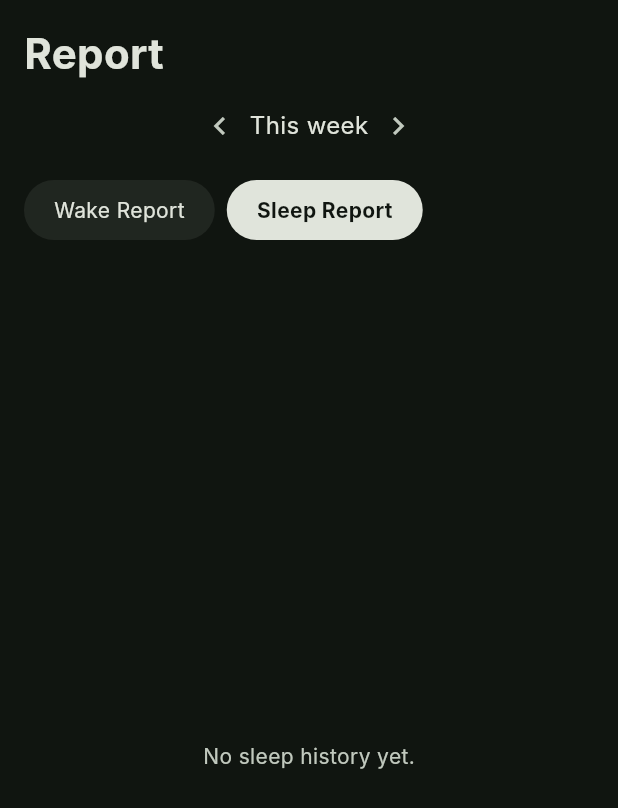
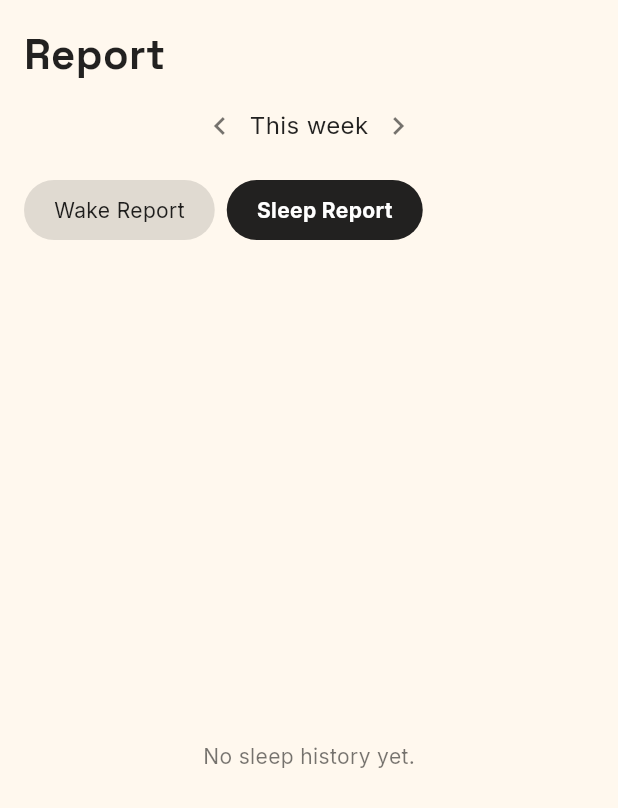
Before and after one commit to Yash-Nimkar0/chessAlarm, a Flutter app: the ReportScreen screen opened directly, after a tap on "Sleep Report", on a phone screen of 412 x 824 dp. Shown: the top 808 px of the screen. Run offline on Flutter 3.47's test engine with Material 3 defaults, Android fonts, the phone set to English and light mode, and no system bars; our stand-ins replace audioplayers, csv, fl_chart, flutter_local_notifications, geolocator, google_fonts and 6 more; missing offline and left inert: alarm, bishop, flutter_foreground_task, haptic_feedback, mobile_scanner, noise_meter and 3 more; accounts and stored records are empty; network calls fail.

Commit message:
Phase 3: The Living Sky redesign - Design tokens, typography, animated gradients, fl_chart, and transition

```diff
--- a/lib/screens/home_screen.dart
+++ b/lib/screens/home_screen.dart
@@ -8,6 +8,7 @@ import 'package:permission_handler/permission_handler.dart';
 import '../models/mission_settings.dart';
 import 'edit_alarm_screen.dart';
 import 'quick_alarm_screen.dart';
+import '../theme/design_tokens.dart';
 
 import '../widgets/platform_theme.dart';
 
@@ -274,7 +275,7 @@ class _HomeScreenState extends State<HomeScreen> with WidgetsBindingObserver {
                   padding: const EdgeInsets.symmetric(horizontal: 24, vertical: 10),
                   child: Text(
                     _timeUntilNextAlarm,
-                    style: TextStyle(
+                    style: AppTokens.display.copyWith(
                       color: colorScheme.onSurfaceVariant,
                       fontSize: 16,
                       fontWeight: FontWeight.w600,
@@ -327,7 +328,7 @@ class _HomeScreenState extends State<HomeScreen> with WidgetsBindingObserver {
                                     children: [
                                       Text(
                                         DateFormat('h:mm a').format(alarm.dateTime),
-                                        style: TextStyle(
+                                        style: AppTokens.display.copyWith(
                                           fontSize: 36,
                                           fontWeight: FontWeight.w900,
                                           color: locked ? colorScheme.onSurface.withValues(alpha: 0.5) : colorScheme.onSurface,
--- a/lib/screens/report_screen.dart
+++ b/lib/screens/report_screen.dart
@@ -1,9 +1,10 @@
 import 'package:flutter/material.dart';
-import '../widgets/platform_theme.dart';
 import '../widgets/audio_clip_tile.dart';
 import '../services/sleep_service.dart';
 import '../services/performance_insight_service.dart';
 import '../services/elo_service.dart';
+import '../theme/design_tokens.dart';
+import 'package:fl_chart/fl_chart.dart';
 
 class ReportScreen extends StatefulWidget {
   const ReportScreen({Key? key}) : super(key: key);
@@ -45,7 +46,8 @@ class _ReportScreenState extends State<ReportScreen> {
 
   @override
   Widget build(BuildContext context) {
-    return PlatformScaffold(
+    return Scaffold(
+      backgroundColor: AppTokens.daylightBg,
       body: SafeArea(
         child: Padding(
           padding: const EdgeInsets.symmetric(horizontal: 16.0),
@@ -53,16 +55,16 @@ class _ReportScreenState extends State<ReportScreen> {
             crossAxisAlignment: CrossAxisAlignment.start,
             children: [
               const SizedBox(height: 16),
-              Text('Report', style: TextStyle(fontSize: 28, fontWeight: FontWeight.bold, color: Theme.of(context).colorScheme.onSurface)),
+              Text('Report', style: AppTokens.display.copyWith(fontSize: 28, fontWeight: FontWeight.bold, color: Colors.black87)),
               const SizedBox(height: 16),
               Row(
                 mainAxisAlignment: MainAxisAlignment.center,
                 children: [
-                  Icon(Icons.chevron_left, color: Theme.of(context).colorScheme.onSurfaceVariant),
+                  Icon(Icons.chevron_left, color: Colors.black54),
                   const SizedBox(width: 8),
-                  Text('This week', style: TextStyle(color: Theme.of(context).colorScheme.onSurface, fontSize: 16)),
+                  Text('This week', style: AppTokens.body.copyWith(color: Colors.black87, fontSize: 16)),
                   const SizedBox(width: 8),
-                  Icon(Icons.chevron_right, color: Theme.of(context).colorScheme.onSurfaceVariant),
+                  Icon(Icons.chevron_right, color: Colors.black54),
                 ],
               ),
               const SizedBox(height: 24),
@@ -96,13 +98,13 @@ class _ReportScreenState extends State<ReportScreen> {
       child: Container(
         padding: const EdgeInsets.symmetric(horizontal: 20, vertical: 10),
         decoration: BoxDecoration(
-          color: isSelected ? Theme.of(context).colorScheme.onSurface : Theme.of(context).colorScheme.surfaceContainerHighest.withValues(alpha: 0.5),
+          color: isSelected ? Colors.black87 : Colors.black12,
           borderRadius: BorderRadius.circular(20),
         ),
         child: Text(
           text,
-          style: TextStyle(
-            color: isSelected ? Theme.of(context).colorScheme.surface : Theme.of(context).colorScheme.onSurface,
+          style: AppTokens.body.copyWith(
+            color: isSelected ? Colors.white : Colors.black87,
             fontWeight: isSelected ? FontWeight.bold : FontWeight.normal,
           ),
         ),
@@ -131,10 +133,10 @@ class _ReportScreenState extends State<ReportScreen> {
                     crossAxisAlignment: CrossAxisAlignment.baseline,
                     textBaseline: TextBaseline.alphabetic,
                     children: [
-                      Text('$totalPuzzles', style: TextStyle(color: Theme.of(context).colorScheme.onSurface, fontSize: 36, fontWeight: FontWeight.bold)),
+                      Text('$totalPuzzles', style: AppTokens.display.copyWith(color: Colors.black87, fontSize: 36, fontWeight: FontWeight.bold)),
                     ],
                   ),
-                  Text('Missions Beaten', style: TextStyle(color: Theme.of(context).colorScheme.onSurface.withValues(alpha: 0.7))),
+                  Text('Missions Beaten', style: AppTokens.body.copyWith(color: Colors.black54)),
                 ],
               ),
             ],
@@ -157,13 +159,21 @@ class _ReportScreenState extends State<ReportScreen> {
   }
 
   Widget _buildSleepReport() {
-
     if (_sleepHistory.isEmpty) {
-      return Center(child: Text('No sleep history yet.', style: TextStyle(color: Theme.of(context).colorScheme.onSurfaceVariant)));
+      return Center(child: Text('No sleep history yet.', style: AppTokens.body.copyWith(color: Colors.black54)));
     }
 
     final lastSession = _sleepHistory.last;
-    final durationHours = lastSession.duration.inMinutes / 60.0;
+
+    // Generate dummy fl_chart data based on sleep history if available
+    List<FlSpot> spots = [];
+    if (_sleepHistory.length >= 2) {
+      for (int i = 0; i < _sleepHistory.length; i++) {
+        spots.add(FlSpot(i.toDouble(), _sleepHistory[i].score.toDouble()));
+      }
+    } else {
+      spots = const [FlSpot(0, 60), FlSpot(1, 80), FlSpot(2, 75), FlSpot(3, 90), FlSpot(4, 85)];
+    }
 
     return SingleChildScrollView(
       child: Column(
@@ -173,13 +183,41 @@ class _ReportScreenState extends State<ReportScreen> {
             width: double.infinity,
             padding: const EdgeInsets.all(24),
             decoration: BoxDecoration(
-              gradient: const LinearGradient(colors: [Colors.indigo, Colors.deepPurple]),
+              gradient: LinearGradient(colors: [AppTokens.signal, AppTokens.signalDeep]),
               borderRadius: BorderRadius.circular(20),
+              boxShadow: [
+                BoxShadow(color: AppTokens.signal.withValues(alpha: 0.3), blurRadius: 10, offset: const Offset(0, 4)),
+              ],
             ),
             child: Column(
               crossAxisAlignment: CrossAxisAlignment.start,
               children: [
-                const Text('Your Night 💤', style: TextStyle(color: Colors.white70, fontSize: 16)),
+                Text('Sleep Consistency', style: AppTokens.body.copyWith(color: Colors.white70, fontSize: 16)),
+                const SizedBox(height: 16),
+                SizedBox(
+                  height: 120,
+                  child: LineChart(
+                    LineChartData(
+                      gridData: FlGridData(show: false),
+                      titlesData: FlTitlesData(show: false),
+                      borderData: FlBorderData(show: false),
+                      lineBarsData: [
+                        LineChartBarData(
+                          spots: spots,
+                          isCurved: true,
+                          color: Colors.white,
+                          barWidth: 4,
+                          isStrokeCapRound: true,
+                          dotData: FlDotData(show: false),
+                          belowBarData: BarAreaData(
+                            show: true,
+                            color: Colors.white.withValues(alpha: 0.2),
+                          ),
+                        ),
+                      ],
+                    ),
+                  ),
+                ),
                 const SizedBox(height: 16),
                 Row(
                   mainAxisAlignment: MainAxisAlignment.spaceBetween,
@@ -187,15 +225,8 @@ class _ReportScreenState extends State<ReportScreen> {
                     Column(
                       crossAxisAlignment: CrossAxisAlignment.start,
                       children: [
-                        Text('${durationHours.floor()}h ${(durationHours * 60 % 60).toInt()}m', style: const TextStyle(color: Colors.white, fontSize: 32, fontWeight: FontWeight.bold)),
-                        const Text('Sleep', style: TextStyle(color: Colors.white70)),
-                      ],
-                    ),
-                    Column(
-                      crossAxisAlignment: CrossAxisAlignment.start,
-                      children: [
-                        Text('${lastSession.score}', style: const TextStyle(color: Colors.greenAccent, fontSize: 32, fontWeight: FontWeight.bold)),
-                        const Text('Recovery', style: TextStyle(color: Colors.white70)),
+                        Text('${lastSession.score}', style: AppTokens.display.copyWith(color: Colors.white, fontSize: 32, fontWeight: FontWeight.bold)),
+                        Text('Last Night Score', style: AppTokens.body.copyWith(color: Colors.white70)),
                       ],
                     ),
                   ],
--- /dev/null
+++ b/lib/theme/design_tokens.dart
@@ -0,0 +1,28 @@
+import 'package:flutter/material.dart';
+import 'package:google_fonts/google_fonts.dart';
+
+class AppTokens {
+  // Colors
+  static const Color nightBg = Color(0xFF0F1229);
+  static const Color dawnStart = Color(0xFF2D1B4E);
+  static const Color dawnEnd = Color(0xFFFF8F5E);
+  static const Color daylightBg = Color(0xFFFFF8EE);
+
+  static const Color signal = Color(0xFFFFB84D);
+  static const Color signalDeep = Color(0xFF6A2B45);
+
+  // Typography
+  static TextStyle get display => GoogleFonts.spaceGrotesk();
+  static TextStyle get body => GoogleFonts.inter();
+
+  static TextTheme textTheme(TextTheme base) {
+    return GoogleFonts.interTextTheme(base).copyWith(
+      displayLarge: GoogleFonts.spaceGrotesk(textStyle: base.displayLarge),
+      displayMedium: GoogleFonts.spaceGrotesk(textStyle: base.displayMedium),
+      displaySmall: GoogleFonts.spaceGrotesk(textStyle: base.displaySmall),
+      headlineLarge: GoogleFonts.spaceGrotesk(textStyle: base.headlineLarge),
+      headlineMedium: GoogleFonts.spaceGrotesk(textStyle: base.headlineMedium),
+      headlineSmall: GoogleFonts.spaceGrotesk(textStyle: base.headlineSmall),
+    );
+  }
+}
--- a/lib/widgets/platform_theme.dart
+++ b/lib/widgets/platform_theme.dart
@@ -1,6 +1,7 @@
 import 'dart:io';
 import 'dart:ui';
 import 'package:flutter/material.dart';
+import '../theme/design_tokens.dart';
 
 class PlatformScaffold extends StatelessWidget {
   final Widget body;
@@ -20,29 +21,15 @@ class PlatformScaffold extends StatelessWidget {
 
   @override
   Widget build(BuildContext context) {
-    final bool isDark = Theme.of(context).brightness == Brightness.dark;
-
     if (Platform.isIOS) {
       return Scaffold(
+        backgroundColor: AppTokens.nightBg,
         extendBodyBehindAppBar: true,
         appBar: appBar,
         floatingActionButton: floatingActionButton,
         floatingActionButtonLocation: floatingActionButtonLocation,
         body: Stack(
           children: [
-            // Use a dark mesh gradient image or safe soft gradient instead of extreme BackdropFilter blur
-            Container(
-              decoration: BoxDecoration(
-                gradient: LinearGradient(
-                  begin: Alignment.topLeft,
-                  end: Alignment.bottomRight,
-                  colors: isDark
-                    ? [const Color(0xFF1E1E2C), const Color(0xFF121212), const Color(0xFF2B1B40)]
-                    : [const Color(0xFFE8EAF6), const Color(0xFFFFFFFF), const Color(0xFFD1C4E9)],
-                ),
-              ),
-            ),
-            // Actual Body
             SafeArea(child: body),
           ],
         ),
@@ -55,7 +42,7 @@ class PlatformScaffold extends StatelessWidget {
         floatingActionButton: floatingActionButton,
         floatingActionButtonLocation: floatingActionButtonLocation,
         bottomNavigationBar: bottomNavigationBar,
-        backgroundColor: Theme.of(context).colorScheme.surface,
+        backgroundColor: AppTokens.nightBg,
         body: SafeArea(child: body),
       );
     }
@@ -88,10 +75,10 @@ class PlatformCard extends StatelessWidget {
             child: Container(
               padding: padding,
               decoration: BoxDecoration(
-                color: Theme.of(context).colorScheme.onSurface.withValues(alpha: 0.08),
+                color: Colors.white.withValues(alpha: 0.05),
                 borderRadius: BorderRadius.circular(20),
                 border: Border.all(
-                  color: Theme.of(context).colorScheme.onSurface.withValues(alpha: 0.15),
+                  color: Colors.white.withValues(alpha: 0.1),
                   width: 1,
                 ),
                 boxShadow: [
@@ -123,9 +110,12 @@ class PlatformCard extends StatelessWidget {
       // Android / Default
       Widget cardContent = Card(
         margin: margin,
-        color: Theme.of(context).colorScheme.surfaceContainerHighest,
+        color: Colors.white.withValues(alpha: 0.05),
         elevation: 0,
-        shape: RoundedRectangleBorder(borderRadius: BorderRadius.circular(20)),
+        shape: RoundedRectangleBorder(
+          borderRadius: BorderRadius.circular(20),
+          side: BorderSide(color: Colors.white.withValues(alpha: 0.1), width: 1),
+        ),
         child: Padding(
           padding: padding,
           child: child,
@@ -175,10 +165,10 @@ class PlatformButton extends StatelessWidget {
                 color: backgroundColor != null
                     ? backgroundColor!.withValues(alpha: 0.4)
                     : (onPressed != null
-                        ? Theme.of(context).colorScheme.onSurface.withValues(alpha: 0.15)
-                        : Theme.of(context).colorScheme.onSurface.withValues(alpha: 0.05)),
+                        ? AppTokens.signal.withValues(alpha: 0.15)
+                        : Colors.white.withValues(alpha: 0.05)),
                 borderRadius: BorderRadius.circular(20),
-                border: Border.all(color: Theme.of(context).colorScheme.onSurface.withValues(alpha: 0.2)),
+                border: Border.all(color: backgroundColor ?? AppTokens.signal.withValues(alpha: 0.2)),
               ),
               child: Row(
                 mainAxisSize: MainAxisSize.min,
@@ -189,8 +179,8 @@ class PlatformButton extends StatelessWidget {
                     const SizedBox(width: 8),
                   ],
                   DefaultTextStyle(
-                    style: TextStyle(
-                      color: onPressed != null ? Theme.of(context).colorScheme.onSurface : Theme.of(context).colorScheme.onSurfaceVariant,
+                    style: AppTokens.body.copyWith(
+                      color: onPressed != null ? Colors.white : Colors.white54,
                       fontWeight: FontWeight.w600,
                       fontSize: 16,
                     ),
@@ -214,8 +204,14 @@ class PlatformButton extends StatelessWidget {
       }
       return FilledButton(
         onPressed: onPressed,
-        style: backgroundColor != null ? FilledButton.styleFrom(backgroundColor: backgroundColor) : null,
-        child: child,
+        style: FilledButton.styleFrom(
+          backgroundColor: backgroundColor ?? AppTokens.signal.withValues(alpha: 0.2),
+          foregroundColor: Colors.white,
+        ),
+        child: DefaultTextStyle(
+          style: AppTokens.body.copyWith(fontWeight: FontWeight.w600, fontSize: 16),
+          child: child,
+        ),
       );
     }
   }
--- a/pubspec.yaml
+++ b/pubspec.yaml
@@ -33,6 +33,7 @@ dependencies:
   flutter_foreground_task: ^10.0.0
   mobile_scanner: ^7.4.0
   pedometer: ^4.2.0
+  google_fonts: ^8.2.1
 dev_dependencies:
   flutter_test:
     sdk: flutter
```
Also changed, not shown: lib/screens/mission_complete_screen.dart (+16 -2 lines), lib/screens/morning_screen.dart (+3 -7 lines), lib/screens/ringing_screen.dart (+30 -6 lines), lib/screens/sleep_screen.dart (+9 -4 lines), pubspec.lock.
